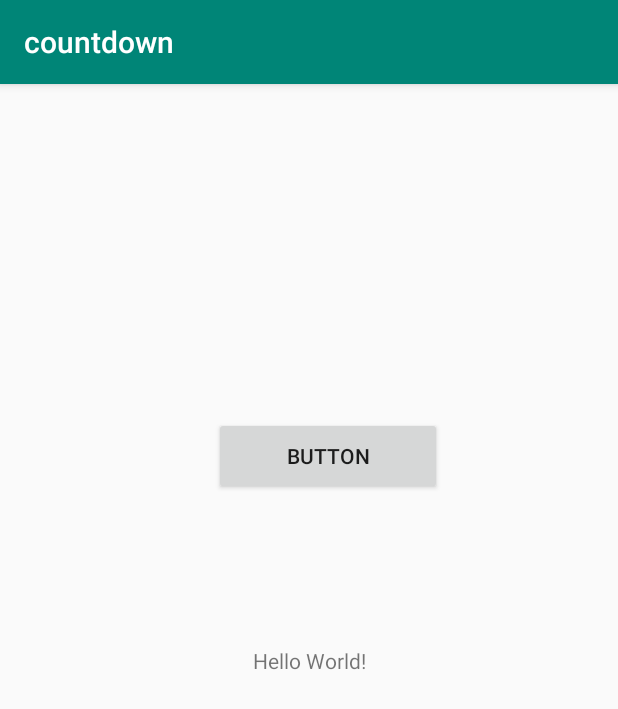
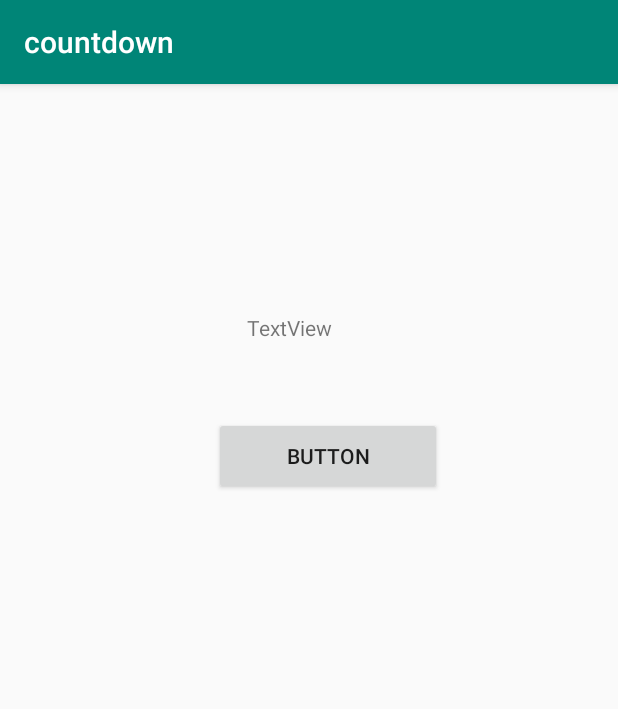
Before and after one commit to Randeep25/countdown, an Android app: the screen it shows after launch (MainActivity), on a phone screen of 412 x 824 dp. Shown: the top 709 px of the screen. Run offline under Robolectric (Android 15) with nearby library versions, the phone set to English and light mode, and no system bars; 1 statement that could not run was skipped.

Commit message:
Implemented Commit

```diff
--- a/app/src/main/java/lk/ac/kln/countdown/MainActivity.java
+++ b/app/src/main/java/lk/ac/kln/countdown/MainActivity.java
@@ -1,13 +1,36 @@
 package lk.ac.kln.countdown;
 
+import android.os.Handler;
 import android.support.v7.app.AppCompatActivity;
 import android.os.Bundle;
+import android.widget.TextView;
 
 public class MainActivity extends AppCompatActivity {
+
+    private int counter=99;
 
     @Override
     protected void onCreate(Bundle savedInstanceState) {
         super.onCreate(savedInstanceState);
         setContentView(R.layout.activity_main);
+
+        countdown();
+    }
+    private void countdown(){
+        final TextView textView=findViewById(R.id.textView);
+
+        final Handler handler=new Handler();
+        handler.post(new Runnable() {
+            @Override
+            public void run() {
+
+                textView.setText(Integer.toString(counter));
+                counter--;
+                handler.postDelayed(r:this:delayMillis:1000);
+
+
+            }
+        })
+
     }
 }
--- a/app/src/main/res/layout/activity_main.xml
+++ b/app/src/main/res/layout/activity_main.xml
@@ -5,15 +5,6 @@
     android:layout_width="match_parent"
     android:layout_height="match_parent"
     tools:context=".MainActivity">
-
-    <TextView
-        android:layout_width="wrap_content"
-        android:layout_height="wrap_content"
-        android:text="Hello World!"
-        app:layout_constraintBottom_toBottomOf="parent"
-        app:layout_constraintLeft_toLeftOf="parent"
-        app:layout_constraintRight_toRightOf="parent"
-        app:layout_constraintTop_toTopOf="parent" />
 
     <Button
         android:id="@+id/button"
@@ -31,4 +22,21 @@
         app:layout_constraintStart_toStartOf="parent"
         app:layout_constraintTop_toTopOf="parent" />
 
+    <TextView
+        android:id="@+id/textView"
+        android:layout_width="108dp"
+        android:layout_height="46dp"
+        android:layout_marginStart="164dp"
+        android:layout_marginLeft="164dp"
+        android:layout_marginTop="134dp"
+        android:layout_marginEnd="139dp"
+        android:layout_marginRight="139dp"
+        android:layout_marginBottom="551dp"
+        android:text="TextView"
+        android.textSize="50sp"
+        app:layout_constraintBottom_toBottomOf="parent"
+        app:layout_constraintEnd_toEndOf="parent"
+        app:layout_constraintStart_toStartOf="parent"
+        app:layout_constraintTop_toTopOf="parent" />
+
 </android.support.constraint.ConstraintLayout>
```
